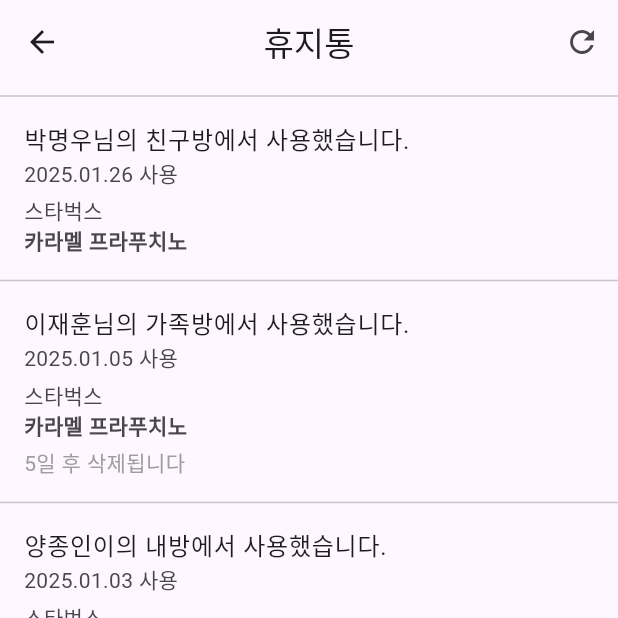
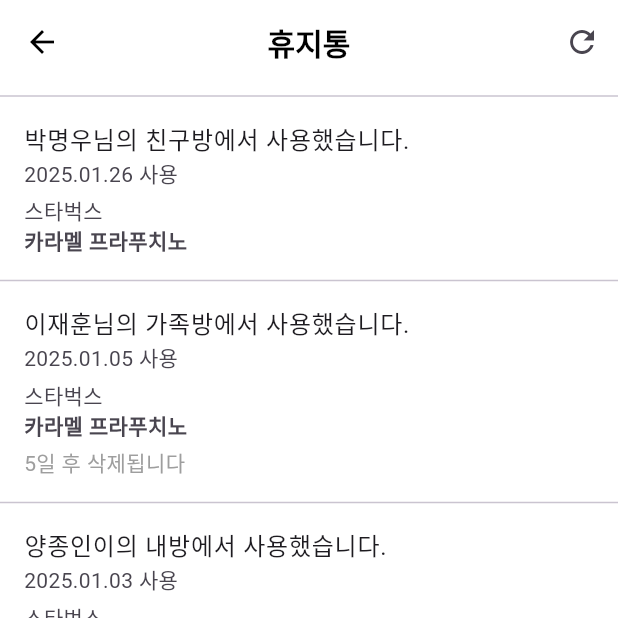
Before and after one commit to dlcodns/scrooge, a Flutter app: the TrashScreen screen opened directly, on a phone screen of 412 x 824 dp, the top half of it. Run offline on Flutter 3.47's test engine with Material 3 defaults, Android fonts, the light colour scheme and no system bars; our stand-ins replace flutter_local_notifications, fluttertoast, google_fonts, image_picker, permission_handler, timezone; missing offline and left inert: google_mlkit_text_recognition, image_gallery_saver_plus, photo_manager.

Commit message:
chore: 마이페이지 app바 통일

```diff
--- a/lib/group_gallery.dart
+++ b/lib/group_gallery.dart
@@ -44,6 +44,7 @@ class _GroupGalleryPageState extends State<GroupGalleryPage> {
   Widget build(BuildContext context) {
     return Scaffold(
       backgroundColor: Colors.white,
+
       appBar: AppBar(
         backgroundColor: Colors.white,
         elevation: 0,
@@ -68,6 +69,7 @@ class _GroupGalleryPageState extends State<GroupGalleryPage> {
           ),
         ],
       ),
+
       body: Stack(
         children: [
           ListView(
--- a/lib/trash_manage.dart
+++ b/lib/trash_manage.dart
@@ -30,12 +30,19 @@ class TrashScreen extends StatelessWidget {
   @override
   Widget build(BuildContext context) {
     return Scaffold(
+      backgroundColor: Colors.white,
       appBar: AppBar(
-        title: Text('휴지통'),
+        backgroundColor: Colors.white,
+        elevation: 0,
         centerTitle: true,
-        leading: IconButton(
-          icon: Icon(Icons.arrow_back),
-          onPressed: () => Navigator.pop(context),
+        leading: const BackButton(color: Colors.black),
+        title: Text(
+          '휴지통',
+          style: const TextStyle(
+            color: Colors.black,
+            fontSize: 20,
+            fontWeight: FontWeight.bold,
+          ),
         ),
         actions: [
           IconButton(
@@ -46,6 +53,7 @@ class TrashScreen extends StatelessWidget {
           ),
         ],
       ),
+
       body: ListView.builder(
         itemCount: trashList.length,
         itemBuilder: (context, index) {
```
Also changed, not shown: lib/edit_profile.dart (+16 -8 lines), lib/profile.dart (+18 -23 lines).
